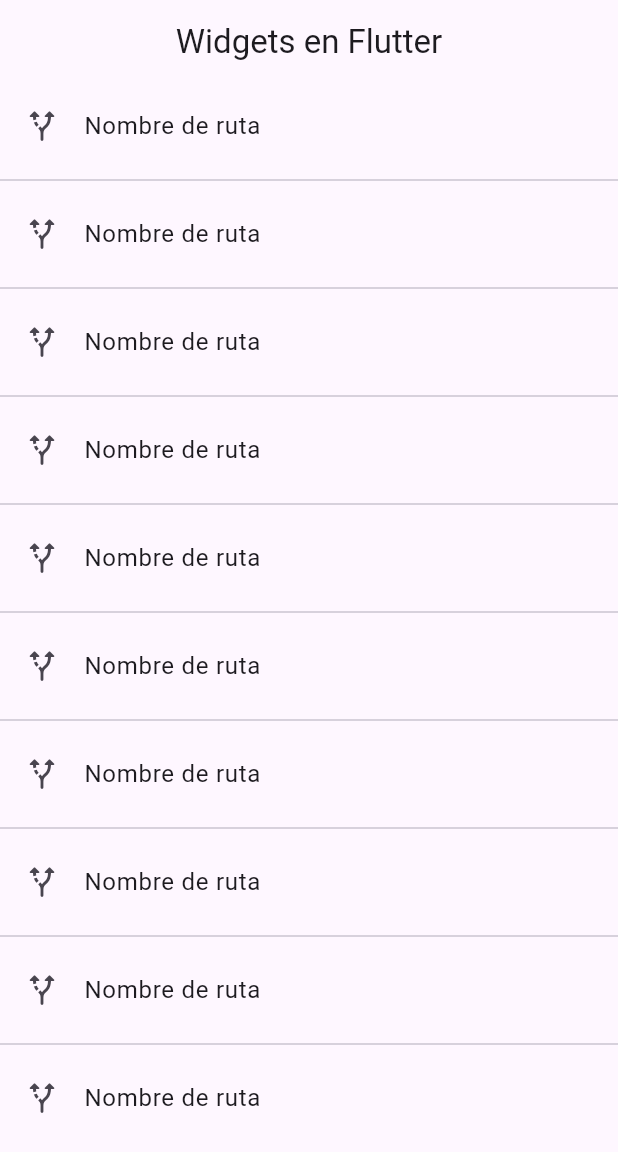
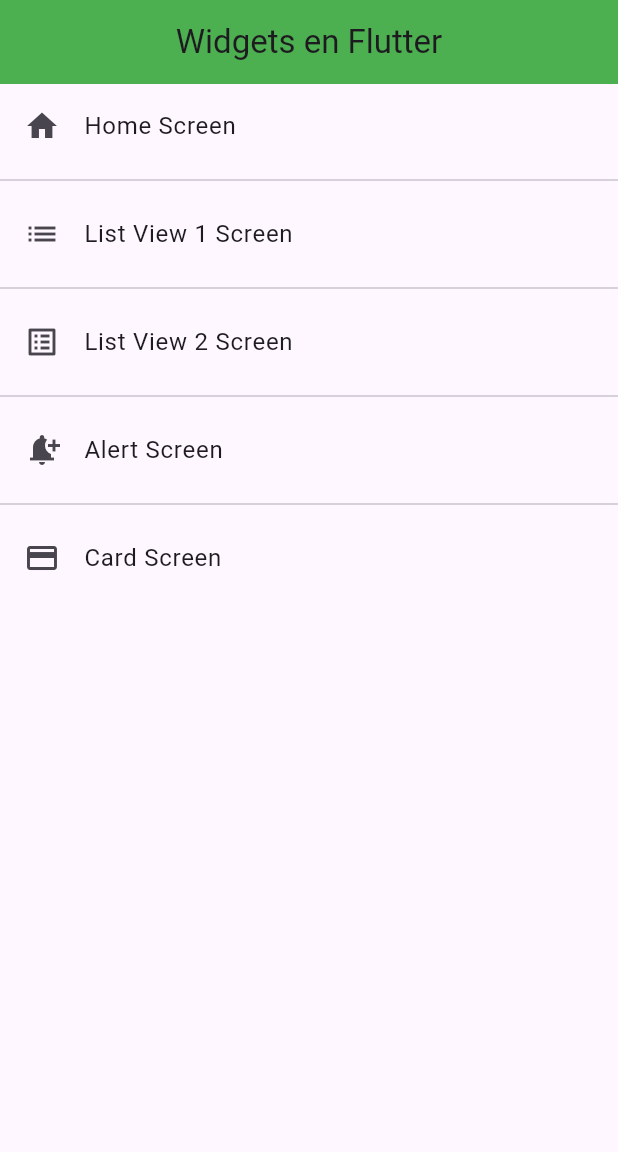
Before and after one commit to JesusxAguirre/Curso-flutter, a Flutter app: the screen it shows after launch, on a phone screen of 412 x 824 dp. Shown: the top 1152 px of the screen. Run offline on Flutter 3.47's test engine with Material 3 defaults, Android fonts, the phone set to English and light mode, and no system bars.

```diff
--- a/widget_app/lib/main.dart
+++ b/widget_app/lib/main.dart
@@ -1,6 +1,7 @@
 import 'package:flutter/material.dart';
 
 import 'package:widget_app/router/app_routes.dart';
+import 'package:widget_app/theme/app_theme.dart';
 
 void main() => runApp(const MyApp());
 
@@ -12,7 +13,7 @@ class MyApp extends StatelessWidget {
     return MaterialApp(
       title: 'Widget App',
       debugShowCheckedModeBanner: false,
-      theme: ThemeData(useMaterial3: true),
+      theme: AppTheme.lightTheme,
       initialRoute: AppRoutes.initialRoute,
       routes: AppRoutes.getAppRoutes(),
       onGenerateRoute: AppRoutes.onGenerateRoute,
--- a/widget_app/lib/representation/screens/home_screen.dart
+++ b/widget_app/lib/representation/screens/home_screen.dart
@@ -1,6 +1,6 @@
 import 'package:flutter/material.dart';
 
-import 'package:widget_app/representation/screens/screens.dart';
+import 'package:widget_app/router/app_routes.dart';
 
 class HomeScreen extends StatelessWidget {
   const HomeScreen({super.key});
@@ -12,8 +12,8 @@ class HomeScreen extends StatelessWidget {
       body: ListView.separated(
         itemBuilder:
             (context, index) => ListTile(
-              leading: Icon(Icons.alt_route_rounded),
-              title: Text('Nombre de ruta'),
+              leading: Icon(AppRoutes.menuOptions[index].icon),
+              title: Text(AppRoutes.menuOptions[index].name),
               onTap: () {
                 // final route = MaterialPageRoute(
                 //   builder: (context) => ListView1Screen(),
@@ -21,11 +21,14 @@ class HomeScreen extends StatelessWidget {
 
                 // Navigator.push(context, route);
 
-                Navigator.pushNamed(context, 'card');
+                Navigator.pushNamed(
+                  context,
+                  AppRoutes.menuOptions[index].route,
+                );
               },
             ),
         separatorBuilder: (_, __) => Divider(),
-        itemCount: 10,
+        itemCount: AppRoutes.menuOptions.length,
       ),
     );
   }
--- /dev/null
+++ b/widget_app/lib/representation/widgets/widgets.dart
@@ -0,0 +1,2 @@
+export 'package:widget_app/representation/widgets/custom_card_type_1.dart';
+export 'package:widget_app/representation/widgets/custom_card_type_2.dart';
--- /dev/null
+++ b/widget_app/lib/theme/app_theme.dart
@@ -0,0 +1,26 @@
+import 'package:flutter/material.dart';
+
+class AppTheme {
+  static const Color primaryColor = Colors.green;
+
+  static final ThemeData lightTheme = ThemeData.light().copyWith(
+    primaryColor: primaryColor,
+    iconTheme: IconThemeData(color: Colors.white),
+    textButtonTheme: TextButtonThemeData(
+      style: TextButton.styleFrom(foregroundColor: primaryColor),
+    ),
+    appBarTheme: AppBarTheme(color: primaryColor, elevation: 0),
+    floatingActionButtonTheme: FloatingActionButtonThemeData(
+      backgroundColor: primaryColor,
+      elevation: 5,
+    ),
+    elevatedButtonTheme: ElevatedButtonThemeData(
+      style: ElevatedButton.styleFrom(
+        backgroundColor: Colors.green,
+        foregroundColor: Colors.white,
+        elevation: 0,
+        shape: StadiumBorder(),
+      ),
+    ),
+  );
+}
--- a/widget_app/pubspec.yaml
+++ b/widget_app/pubspec.yaml
@@ -58,8 +58,8 @@ flutter:
   uses-material-design: true
 
   # To add assets to your application, add an assets section, like this:
-  # assets:
-  #   - images/a_dot_burr.jpeg
+  assets:
+    - assets/
   #   - images/a_dot_ham.jpeg
 
   # An image asset can refer to one or more resolution-specific "variants", see
```
Also changed, not shown: widget_app/lib/representation/screens/alert_screen.dart (+55 -1 lines), widget_app/lib/representation/screens/card_screen.dart (+12 -1 lines), widget_app/lib/representation/widgets/custom_card_type_1.dart (added, +33 -0 lines), widget_app/lib/representation/widgets/custom_card_type_2.dart (added, +33 -0 lines), widget_app/assets/jar-loading.gif (added).
